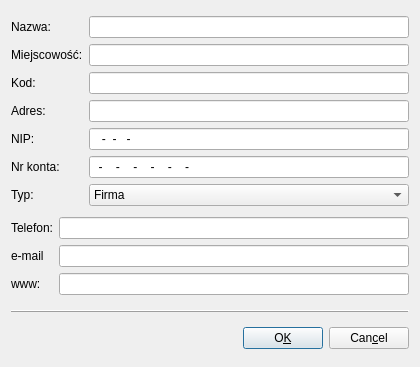
Old version of the form Kontrahenci.ui in the repository juliagoda/qfaktury.
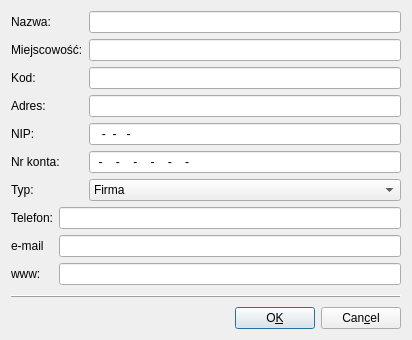
New version of the form.

Diff of the .ui file:
```diff
--- a/Kontrahenci.ui
+++ b/Kontrahenci.ui
@@ -5,8 +5,8 @@
    <rect>
     <x>0</x>
     <y>0</y>
-    <width>420</width>
-    <height>367</height>
+    <width>412</width>
+    <height>330</height>
    </rect>
   </property>
   <property name="windowTitle" >
```
